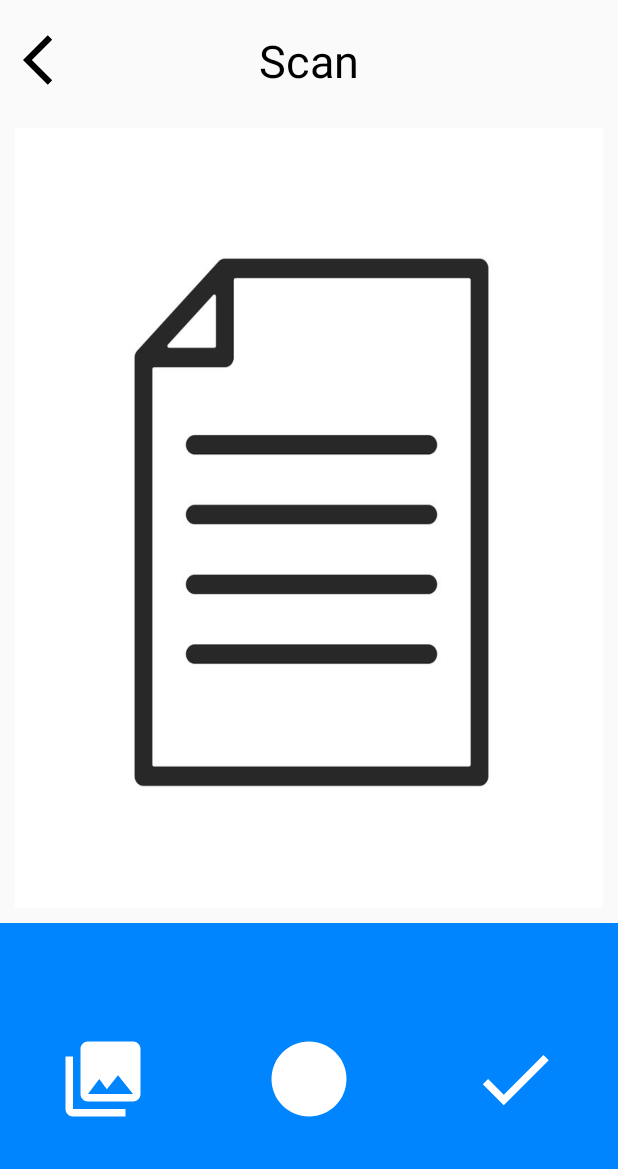
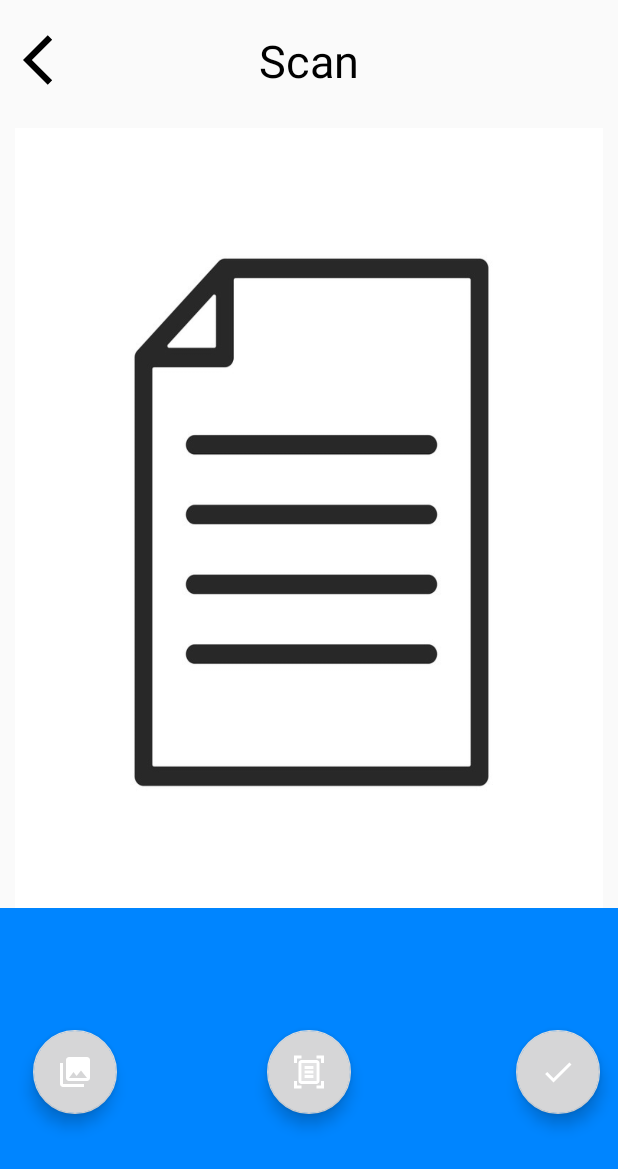
Before and after one commit to GrenNMC/Free_Scanner, an Android app: the screen it shows after launch (ScanActivity), after a tap on "Scan Image", on a phone screen of 412 x 824 dp. Shown: the top 1169 px of the screen. Run offline under Robolectric (Android 15) with nearby library versions, the phone set to English and light mode, and no system bars.

Commit message:
update layout

```diff
--- a/AndroidCK/app/src/main/java/hcmute/edu/androidck/Activity/ScanActivity.java
+++ b/AndroidCK/app/src/main/java/hcmute/edu/androidck/Activity/ScanActivity.java
@@ -30,6 +30,8 @@ import androidx.core.app.ActivityCompat;
 import androidx.core.content.ContextCompat;
 import androidx.core.content.FileProvider;
 
+import com.google.android.material.floatingactionbutton.FloatingActionButton;
+
 import java.io.File;
 import java.io.IOException;
 import java.io.OutputStream;
@@ -42,7 +44,8 @@ public class ScanActivity extends AppCompatActivity {
 
     public static final String TAG = MainActivity.class.getName();
     private String currentPhotoPath;
-    private ImageView btn_scan, btn_gallery, btn_save, btn_back, image_scan;
+    private FloatingActionButton btn_scan, btn_gallery, btn_save;
+    private ImageView btn_back, image_scan;
 
     private ActivityResultLauncher<Intent> mActivityResultLauncher = registerForActivityResult(
             new ActivityResultContracts.StartActivityForResult(),
--- a/AndroidCK/app/src/main/res/layout/list_file.xml
+++ b/AndroidCK/app/src/main/res/layout/list_file.xml
@@ -4,7 +4,7 @@
     android:layout_width="match_parent"
     android:layout_height="match_parent"
     xmlns:app="http://schemas.android.com/apk/res-auto"
-    tools:context=".Activity.FolderActivity">
+    tools:context=".Activity.FileActivity">
 
     <RelativeLayout
         android:id="@+id/nav_bar"
--- a/AndroidCK/app/src/main/res/layout/scan_images.xml
+++ b/AndroidCK/app/src/main/res/layout/scan_images.xml
@@ -2,8 +2,8 @@
 <RelativeLayout xmlns:android="http://schemas.android.com/apk/res/android"
     android:layout_width="match_parent"
     android:layout_height="match_parent"
-    android:layout_marginTop="20dp"
-    >
+    xmlns:app="http://schemas.android.com/apk/res-auto"
+    android:layout_marginTop="20dp">
 
     <TextView
 
@@ -33,38 +33,38 @@
         android:layout_marginEnd="10dp"
         />
 
-    <LinearLayout
-        android:layout_marginTop="10dp"
+    <RelativeLayout
         android:layout_width="match_parent"
         android:layout_height="match_parent"
         android:layout_below="@id/image_scan"
-        android:background="#0085FF"
-        android:orientation="horizontal">
+        android:background="#0085FF">
 
-        <ImageView
+
+        <com.google.android.material.floatingactionbutton.FloatingActionButton
             android:id="@+id/btn_gallery"
-            android:layout_width="60dp"
-            android:layout_height="60dp"
-            android:src="@drawable/btn_gallery"
+            style="@style/FabStyle"
+            android:layout_centerVertical="true"
+            app:srcCompat="@drawable/btn_gallery"
+            android:layout_marginLeft="10dp"/>
+
+        <com.google.android.material.floatingactionbutton.FloatingActionButton
+            android:id="@+id/btn_scan"
+            style="@style/FabStyle"
+            android:layout_centerVertical="true"
+            android:layout_centerHorizontal="true"
+            app:srcCompat="@drawable/scanner_24"
             android:layout_gravity="center"
-            android:layout_weight="1"/>
-        <ImageView
-            android:id="@+id/btn_scan"
-            android:layout_width="60dp"
-            android:layout_height="60dp"
-            android:src="@drawable/btn_scan"
+            />
+
+        <com.google.android.material.floatingactionbutton.FloatingActionButton
+            android:id="@+id/btn_save"
+            style="@style/FabStyle"
             android:layout_gravity="center"
-            android:layout_weight="1"/>
-
-        <ImageView
-            android:id="@+id/btn_save"
-            android:layout_width="60dp"
-            android:layout_height="60dp"
-            android:layout_gravity="center"
-            android:layout_weight="1"
+            android:layout_alignParentEnd="true"
+            android:layout_centerVertical="true"
             android:src="@drawable/ic_save" />
 
-    </LinearLayout>
+    </RelativeLayout>
 
 
 </RelativeLayout>
```
Also changed, not shown: AndroidCK/app/src/main/java/hcmute/edu/androidck/Activity/Ocr_text_recognition_activity.java (+21 -5 lines), AndroidCK/app/src/main/res/layout/activity_ocr_text_recognition.xml (+16 -15 lines), AndroidCK/app/src/main/res/layout/trangchu.xml (+2 -13 lines).
